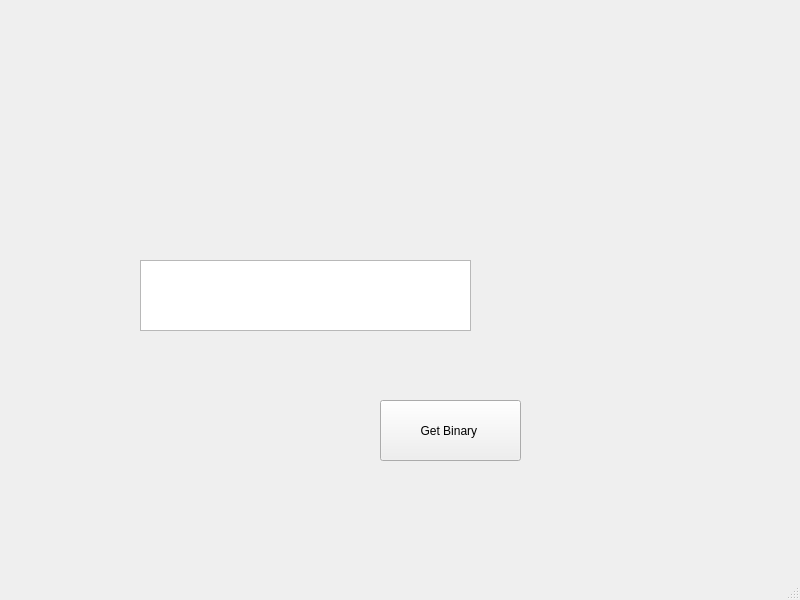
This is testUI.ui in stephenspence86/pinary-lights as Qt 5 draws it before an edit. The edited form follows.
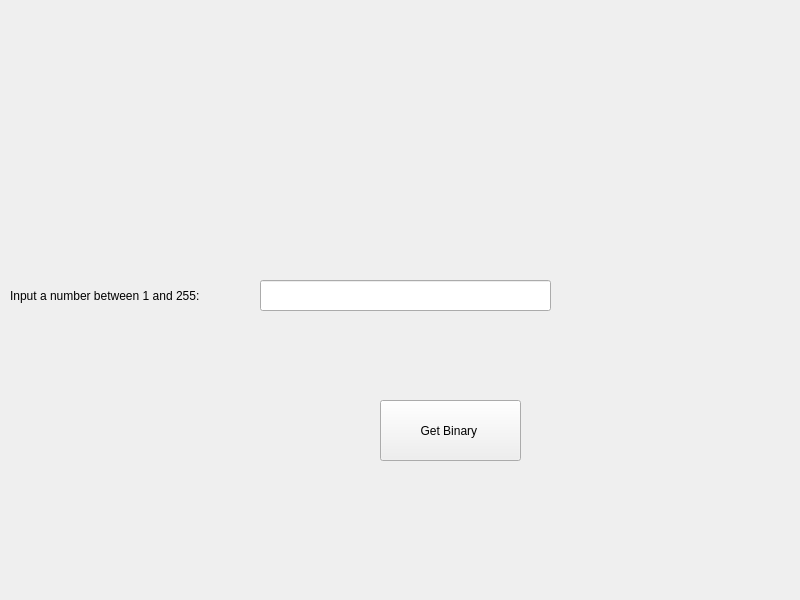
This is the edited form.

```diff
--- a/testUI.ui
+++ b/testUI.ui
@@ -27,28 +27,30 @@
      <string>Get Binary </string>
     </property>
    </widget>
-   <widget class="QTextEdit" name="textEdit">
+   <widget class="QLineEdit" name="lineEdit">
     <property name="geometry">
      <rect>
-      <x>140</x>
+      <x>260</x>
+      <y>280</y>
+      <width>291</width>
+      <height>31</height>
+     </rect>
+    </property>
+   </widget>
+   <widget class="QLabel" name="label">
+    <property name="geometry">
+     <rect>
+      <x>10</x>
       <y>260</y>
-      <width>331</width>
+      <width>221</width>
       <height>71</height>
      </rect>
     </property>
+    <property name="text">
+     <string>Input a number between 1 and 255: </string>
+    </property>
    </widget>
   </widget>
-  <widget class="QMenuBar" name="menubar">
-   <property name="geometry">
-    <rect>
-     <x>0</x>
-     <y>0</y>
-     <width>800</width>
-     <height>21</height>
-    </rect>
-   </property>
-  </widget>
-  <widget class="QStatusBar" name="statusbar"/>
  </widget>
  <resources/>
  <connections/>
```
